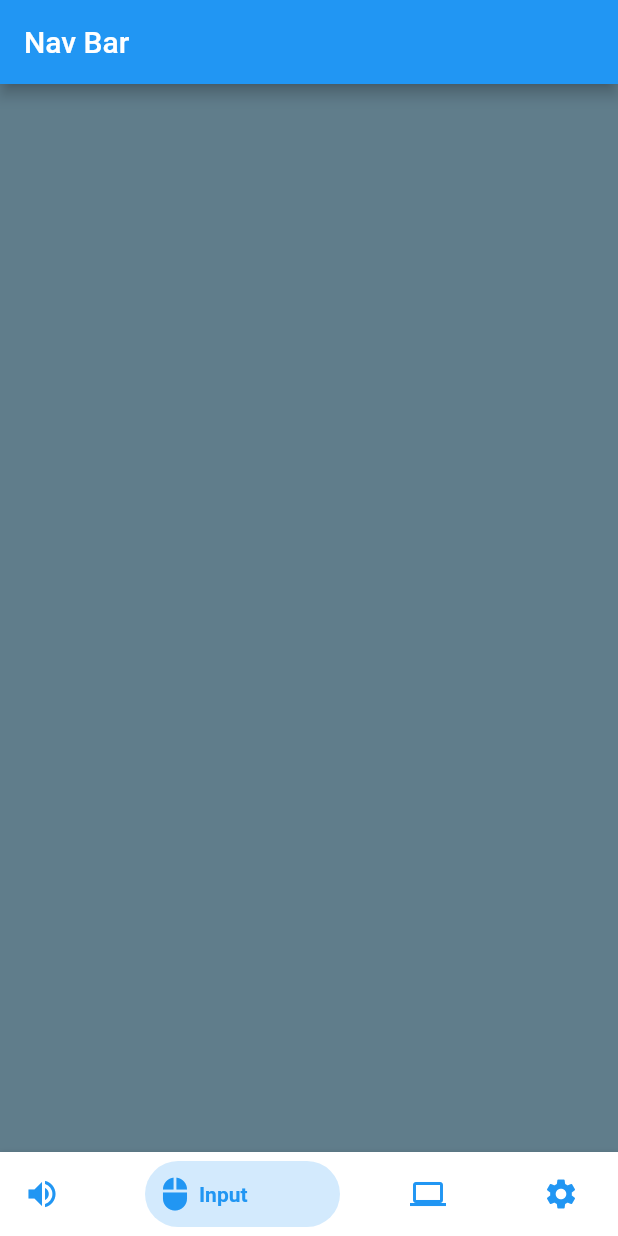
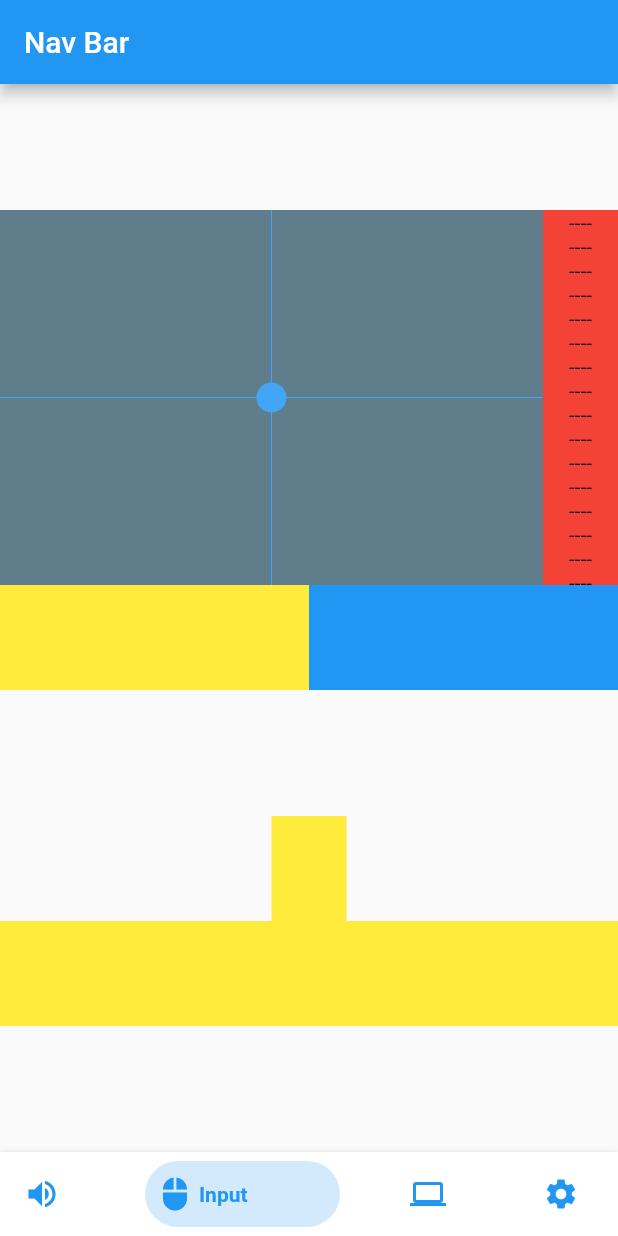
Before and after one commit to Heloore/pc_controller, a Flutter app: the screen it shows after launch, swiped to page 2, on a phone screen of 412 x 824 dp. Run offline on Flutter 3.47's test engine with Material 2 defaults, Android fonts, the phone set to English and light mode, and no system bars; drawn by our look-alikes of bottom_navy_bar; our stand-ins replace flutter_xlider, outline_material_icons.

Commit message:
touch pad, volume card UI

```diff
--- a/lib/modules/input_card.dart
+++ b/lib/modules/input_card.dart
@@ -1,4 +1,5 @@
 import 'package:flutter/material.dart';
+import 'package:pc_controll/modules/touch_pad.dart';
 
 class InputCard extends StatefulWidget {
   @override
@@ -6,10 +7,100 @@ class InputCard extends StatefulWidget {
 }
 
 class _InputCardState extends State<InputCard> {
+  Widget _buildMouse() {
+    return Column(
+      mainAxisAlignment: MainAxisAlignment.spaceAround,
+      children: <Widget>[
+        Row(
+          children: <Widget>[
+            Expanded(
+              child: Container(
+                height: 250,
+                color: Colors.blueGrey,
+                child: TouchPad(),
+              ),
+            ),
+            GestureDetector(
+              onVerticalDragUpdate: (details) {
+                print(details.delta);
+              },
+              child: Container(
+                color: Colors.red,
+                width: 50,
+                height: 250,
+                child: ListView.builder(
+                  physics: ClampingScrollPhysics(),
+                  itemBuilder: (context, _) {
+                    return Text(
+                      "----",
+                      textAlign: TextAlign.center,
+                    );
+                  },
+                ),
+              ),
+            )
+          ],
+        ),
+        Row(
+          mainAxisSize: MainAxisSize.max,
+          children: <Widget>[
+            Expanded(
+              child: Container(
+                height: 70,
+                color: Colors.yellow,
+              ),
+            ),
+            Expanded(
+              child: Container(
+                height: 70,
+                color: Colors.blue,
+              ),
+            ),
+          ],
+        ),
+      ],
+    );
+  }
+
   @override
   Widget build(BuildContext context) {
-    return Container(
-      color: Colors.blueGrey,
+    return Column(
+      mainAxisAlignment: MainAxisAlignment.spaceEvenly,
+      children: <Widget>[
+        _buildMouse(),
+        Container(
+            child: Column(
+          children: <Widget>[
+            Container(
+              height: 70,
+              width: 50,
+              color: Colors.yellow,
+            ),
+            Row(
+              children: <Widget>[
+                Expanded(
+                  child: Container(
+                    height: 70,
+                    color: Colors.yellow,
+                  ),
+                ),
+                Expanded(
+                  child: Container(
+                    height: 70,
+                    color: Colors.yellow,
+                  ),
+                ),
+                Expanded(
+                  child: Container(
+                    height: 70,
+                    color: Colors.yellow,
+                  ),
+                ),
+              ],
+            )
+          ],
+        )),
+      ],
     );
   }
 }
--- /dev/null
+++ b/lib/modules/touch_pad.dart
@@ -0,0 +1,140 @@
+import 'package:flutter/material.dart';
+import 'package:flutter/gestures.dart';
+import 'package:flutter/rendering.dart';
+
+/**
+ * Steteful widget
+ */
+class TouchPad extends StatefulWidget {
+  final ValueChanged<Offset> onChanged;
+
+  const TouchPad({Key key, this.onChanged}) : super(key: key);
+
+  @override
+  TouchPadState createState() => TouchPadState();
+}
+
+class TouchPadState extends State<TouchPad> {
+  double xPos = 0.0;
+  double yPos = 0.0;
+
+  void onChanged(Offset offset) {
+    final RenderBox referenceBox = context.findRenderObject();
+    Offset position = referenceBox.globalToLocal(offset);
+    if (widget.onChanged != null) widget.onChanged(position);
+
+    double width = referenceBox.size.width;
+    double height = referenceBox.size.height;
+
+    double x = position.dx;
+    double y = position.dy;
+
+    if (x > width) {
+      x = width;
+    } else if (x < 0) {
+      x = 0.0;
+    }
+
+    if (y > height) {
+      y = height;
+    } else if (y < 0) {
+      y = 0.0;
+    }
+
+    print('x:$x:$width, y:$y:$height');
+
+    // Update state.
+    setState(() {
+      xPos = x - (width / 2);
+      yPos = y - (height / 2);
+    });
+  }
+
+  void _handlePanStart(DragStartDetails details) {
+    onChanged(details.globalPosition);
+  }
+
+  void _handlePanEnd(DragEndDetails details) {
+    print('end');
+  }
+
+  void _handlePanUpdate(DragUpdateDetails details) {
+    onChanged(details.globalPosition);
+  }
+
+  @override
+  Widget build(BuildContext context) {
+    return ConstrainedBox(
+      constraints: BoxConstraints.expand(),
+      child: GestureDetector(
+        behavior: HitTestBehavior.opaque,
+        onHorizontalDragStart: _handlePanStart,
+        onHorizontalDragUpdate: _handlePanUpdate,
+        onHorizontalDragEnd: _handlePanEnd,
+        onPanStart: _handlePanStart,
+        onPanEnd: _handlePanEnd,
+        onPanUpdate: _handlePanUpdate,
+        child: CustomPaint(
+          painter: TouchPadGridPainter(),
+          child: Center(
+            child: CustomPaint(
+              painter: TouchPadPainter(xPos, yPos),
+            ),
+          ),
+        ),
+      ),
+    );
+  }
+}
+
+class TouchPadPainter extends CustomPainter {
+  static const markerRadius = 10.0;
+
+  Offset position;
+
+  TouchPadPainter(final double x, final double y) {
+    this.position = Offset(x, y);
+  }
+
+  @override
+  void paint(Canvas canvas, Size size) {
+    final paint = Paint()
+      ..color = Colors.blue[400]
+      ..style = PaintingStyle.fill;
+
+    canvas.drawCircle(Offset(position.dx, position.dy), markerRadius, paint);
+  }
+
+  @override
+  bool shouldRepaint(TouchPadPainter old) =>
+      position.dx != old.position.dx && position.dy != old.position.dy;
+}
+
+class TouchPadGridPainter extends CustomPainter {
+  Offset position;
+
+  TouchPadGridPainter() {
+    this.position = Offset(0.0, 0.0);
+  }
+
+  @override
+  void paint(Canvas canvas, Size size) {
+    final paint = Paint()
+      ..color = Colors.blue[400]
+      ..style = PaintingStyle.fill;
+
+    Offset centreLeft = size.centerLeft(position);
+    Offset centreRight = size.centerRight(position);
+
+    canvas.drawLine(centreLeft, centreRight, paint);
+
+    Offset topCentre = size.topCenter(position);
+    Offset bottomCentre = size.bottomCenter(position);
+
+    canvas.drawLine(topCentre, bottomCentre, paint);
+  }
+
+  @override
+  bool shouldRepaint(TouchPadGridPainter old) =>
+      position.dx != old.position.dx && position.dy != old.position.dy;
+}
```
Also changed, not shown: lib/modules/volume_card.dart (+59 -56 lines).
